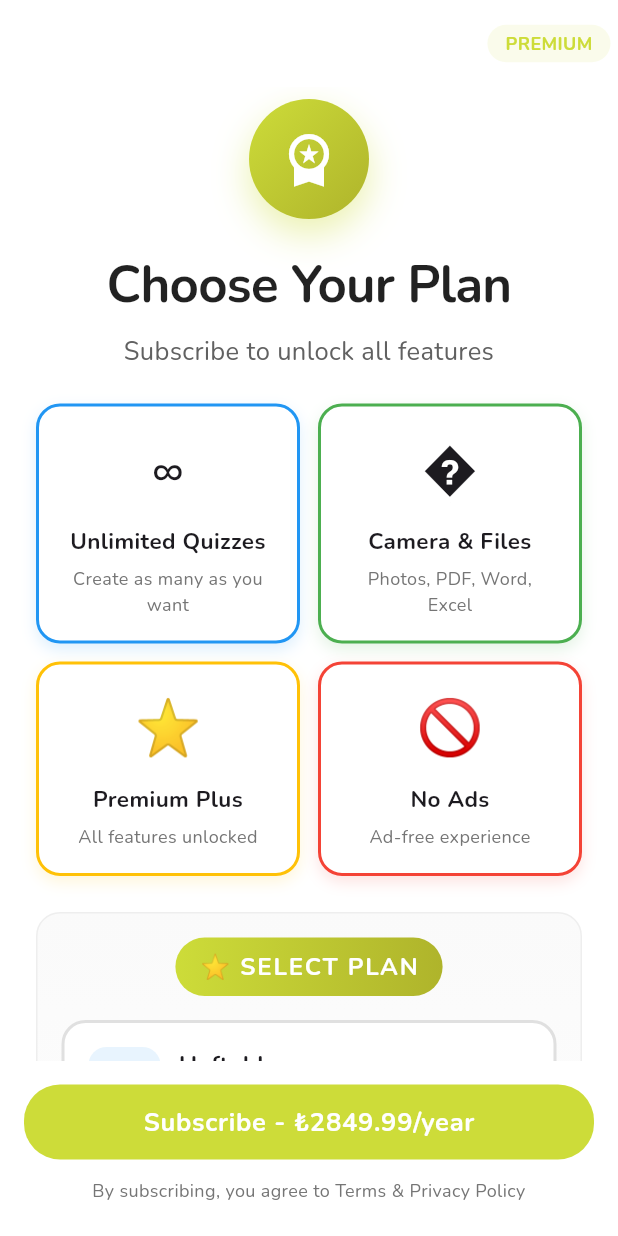
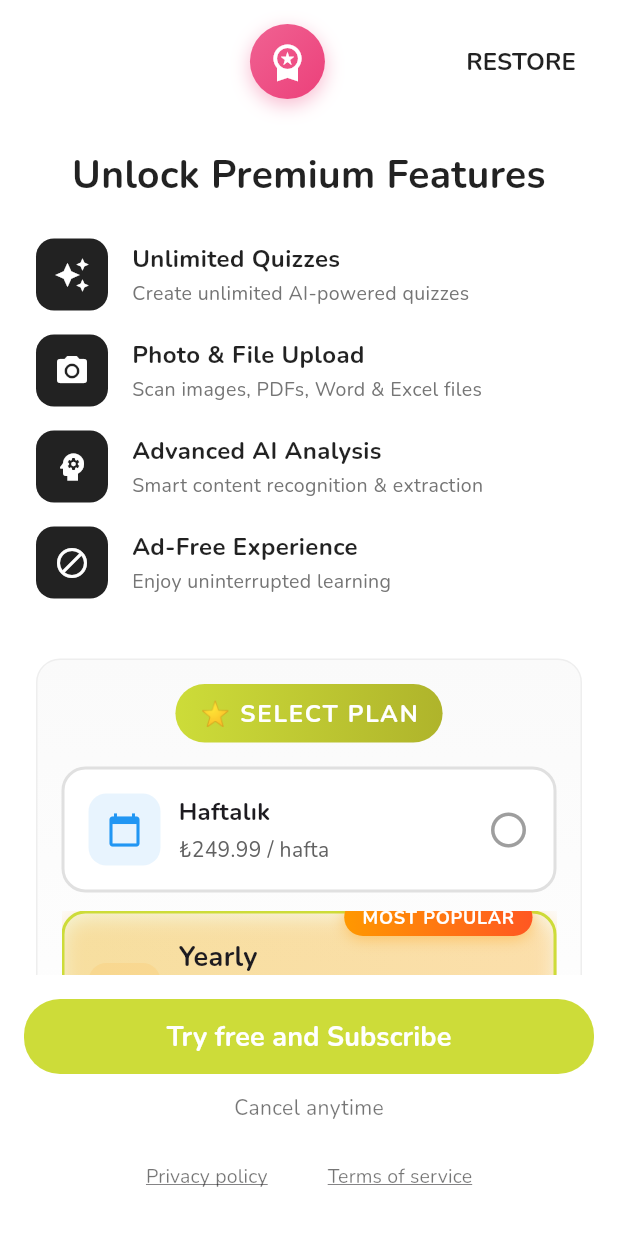
Before and after one commit to kardelenkeles/ui-quiz, a Flutter app: the PaywallScreen screen opened directly, on a phone screen of 412 x 824 dp. Run offline on Flutter 3.47's test engine with Material 3 defaults, Android fonts, the phone set to English and light mode, and no system bars; drawn by our look-alikes of keyboard_dismisser; our stand-ins replace cloud_firestore, device_info_plus, file_picker, firebase_auth, firebase_core, flashy_tab_bar2 and 6 more; missing offline and left inert: add_to_cart_animation, animated_button, flutter_pdf_text; accounts and stored records are empty; project files that could hold a hidden picture were left out.

Commit message:
feat: update onboarding screen text to English and enhance paywall UI

```diff
--- a/lib/screens/onboarding/onboarding_screen.dart
+++ b/lib/screens/onboarding/onboarding_screen.dart
@@ -49,7 +49,7 @@ class _OnboardingScreenState extends State<OnboardingScreen> {
               child: TextButton(
                 onPressed: () => _goToPaywall(),
                 child: Text(
-                  'Geç',
+                  'Skip',
                   style: TextStyle(color: Colors.grey[600], fontSize: 16),
                 ),
               ),
@@ -220,8 +220,8 @@ class _OnboardingScreenState extends State<OnboardingScreen> {
                   ),
                   child: Text(
                     _currentPage < _pages.length - 1
-                        ? 'Devam Et'
-                        : 'Başlayalım',
+                        ? 'Continue'
+                        : 'Get Started',
                     style: const TextStyle(
                       fontSize: 16,
                       fontWeight: FontWeight.w600,
--- a/lib/screens/onboarding/paywall_screen.dart
+++ b/lib/screens/onboarding/paywall_screen.dart
@@ -19,7 +19,7 @@ class _PaywallScreenState extends State<PaywallScreen> {
   final double _weeklyPrice = 249.99; // TRY
   final double _yearlyPrice = 2849.99; // TRY
 
-  final List<PremiumFeature> _features = [
+  /*final List<PremiumFeature> _features = [
     PremiumFeature(
       icon: Icons.auto_awesome,
       title: "Unlimited Quizzes",
@@ -48,7 +48,7 @@ class _PaywallScreenState extends State<PaywallScreen> {
       emoji: "🚫",
       color: Colors.red,
     ),
-  ];
+  ];*/
 
   @override
   void initState() {
@@ -72,20 +72,13 @@ class _PaywallScreenState extends State<PaywallScreen> {
           children: [
             // Header
             Padding(
-              padding: const EdgeInsets.all(5),
+              padding: const EdgeInsets.all(16),
               child: Row(
                 children: [
-                  AnimatedOpacity(
-                    opacity: _showCloseButton ? 1.0 : 0.0,
-                    duration: const Duration(milliseconds: 500),
-                    child: AnimatedScale(
-                      scale: _showCloseButton ? 1.0 : 0.0,
-                      duration: const Duration(milliseconds: 500),
-                      curve: Curves.easeOutBack,
-                      child: IconButton(
+                  // Back button
+                  TextButton(
                     onPressed: _showCloseButton
                         ? () {
-                                // Navigate to home tab instead of popping to avoid black screen
                             Navigator.pushReplacement(
                               context,
                               MaterialPageRoute(
@@ -95,31 +88,57 @@ class _PaywallScreenState extends State<PaywallScreen> {
                             );
                           }
                         : null,
-                        icon: Icon(
-                          Icons.close,
+                    child: Text(
+                      'BACK',
+                      style: TextStyle(
                         color: _showCloseButton
-                              ? const Color.fromARGB(255, 146, 115, 115)
+                            ? Colors.black87
                             : Colors.transparent,
-                        ),
+                        fontSize: 16,
+                        fontWeight: FontWeight.w600,
+                        fontFamily: 'Nunito',
                       ),
                     ),
                   ),
                   const Spacer(),
+                  // Icon in center
                   Container(
-                    padding: const EdgeInsets.symmetric(
-                      horizontal: 12,
-                      vertical: 4,
+                    width: 50,
+                    height: 50,
+                    decoration: BoxDecoration(
+                      gradient: LinearGradient(
+                        colors: [Colors.pink.shade300, Colors.pink.shade400],
+                        begin: Alignment.topLeft,
+                        end: Alignment.bottomRight,
                       ),
-                    decoration: BoxDecoration(
-                      color: Colors.lime.withOpacity(0.1),
-                      borderRadius: BorderRadius.circular(20),
+                      borderRadius: BorderRadius.circular(25),
+                      boxShadow: [
+                        BoxShadow(
+                          color: Colors.pink.withOpacity(0.3),
+                          blurRadius: 10,
+                          offset: const Offset(0, 4),
                         ),
+                      ],
+                    ),
+                    child: const Icon(
+                      Icons.workspace_premium,
+                      color: Colors.white,
+                      size: 28,
+                    ),
+                  ),
+                  const Spacer(),
+                  // Restore button
+                  TextButton(
+                    onPressed: () {
+                      // Restore purchases logic
+                    },
                     child: const Text(
-                      "PREMIUM",
+                      'RESTORE',
                       style: TextStyle(
-                        color: Colors.lime,
-                        fontSize: 12,
-                        fontWeight: FontWeight.bold,
+                        color: Colors.black87,
+                        fontSize: 16,
+                        fontWeight: FontWeight.w600,
+                        fontFamily: 'Nunito',
                       ),
                     ),
                   ),
@@ -134,58 +153,15 @@ class _PaywallScreenState extends State<PaywallScreen> {
                   child: Column(
                     mainAxisSize: MainAxisSize.max,
                     children: [
-                      const SizedBox(height: 8),
-
-                      // Premium icon
-                      Container(
-                        width: 80,
-                        height: 80,
-                        decoration: BoxDecoration(
-                          gradient: LinearGradient(
-                            colors: [Colors.lime, Colors.lime.shade700],
-                            begin: Alignment.topLeft,
-                            end: Alignment.bottomRight,
-                          ),
-                          borderRadius: BorderRadius.circular(40),
-                          boxShadow: [
-                            BoxShadow(
-                              color: Colors.lime.withOpacity(0.4),
-                              blurRadius: 20,
-                              offset: const Offset(0, 10),
-                            ),
-                          ],
-                        ),
-                        child: const Icon(
-                          Icons.workspace_premium,
-                          color: Colors.white,
-                          size: 40,
-                        ),
-                      ),
-
-                      const SizedBox(height: 20),
+                      const SizedBox(height: 16),
 
                       // Title
                       const Text(
-                        "Choose Your Plan",
+                        "Unlock Premium Features",
                         style: TextStyle(
-                          fontSize: 34,
+                          fontSize: 26,
                           fontWeight: FontWeight.bold,
                           color: Colors.black87,
-                          fontFamily: 'Nunito',
-                          letterSpacing: -0.5,
-                        ),
-                        textAlign: TextAlign.center,
-                      ),
-
-                      const SizedBox(height: 8),
-
-                      // Subtitle
-                      Text(
-                        "Subscribe to unlock all features",
-                        style: TextStyle(
-                          fontSize: 17,
-                          color: Colors.grey[700],
-                          height: 1.3,
                           fontFamily: 'Nunito',
                         ),
                         textAlign: TextAlign.center,
@@ -193,23 +169,26 @@ class _PaywallScreenState extends State<PaywallScreen> {
 
                       const SizedBox(height: 24),
 
-                      // Features list (compact 2-column)
-                      LayoutBuilder(
-                        builder: (context, constraints) {
-                          final itemWidth = (constraints.maxWidth - 12) / 2;
-                          return Wrap(
-                            spacing: 12,
-                            runSpacing: 12,
-                            children: _features
-                                .map(
-                                  (f) => SizedBox(
-                                    width: itemWidth,
-                                    child: _buildCompactFeatureItem(f),
+                      // Features list (with icons)
+                      _buildFeatureItem(
+                        Icons.auto_awesome,
+                        "Unlimited Quizzes",
+                        "Create unlimited AI-powered quizzes",
                       ),
-                                )
-                                .toList(),
-                          );
-                        },
+                      _buildFeatureItem(
+                        Icons.camera_alt,
+                        "Photo & File Upload",
+                        "Scan images, PDFs, Word & Excel files",
+                      ),
+                      _buildFeatureItem(
+                        Icons.psychology,
+                        "Advanced AI Analysis",
+                        "Smart content recognition & extraction",
+                      ),
+                      _buildFeatureItem(
+                        Icons.block,
+                        "Ad-Free Experience",
+                        "Enjoy uninterrupted learning",
                       ),
 
                       const SizedBox(height: 24),
@@ -560,21 +539,19 @@ class _PaywallScreenState extends State<PaywallScreen> {
                       ),
                       child: _isLoading
                           ? const SizedBox(
-                              width: 20,
-                              height: 20,
+                              width: 24,
+                              height: 24,
                               child: CircularProgressIndicator(
                                 color: Colors.white,
                                 strokeWidth: 2,
                               ),
                             )
-                          : Text(
-                              _selectedPlan == 'weekly'
-                                  ? "Subscribe - ₺${_weeklyPrice.toStringAsFixed(2)}/week"
-                                  : "Subscribe - ₺${_yearlyPrice.toStringAsFixed(2)}/year",
-                              style: const TextStyle(
-                                fontSize: 17,
+                          : const Text(
+                              "Try free and Subscribe",
+                              style: TextStyle(
+                                fontSize: 18,
                                 fontWeight: FontWeight.bold,
-                                letterSpacing: 0.5,
+                                fontFamily: 'Nunito',
                               ),
                             ),
                     ),
@@ -582,14 +559,52 @@ class _PaywallScreenState extends State<PaywallScreen> {
 
                   const SizedBox(height: 12),
 
-                  // Terms and conditions
-                  Text(
-                    "By subscribing, you agree to Terms & Privacy Policy",
-                    style: TextStyle(fontSize: 12, color: Colors.grey[600]),
-                    textAlign: TextAlign.center,
+                  const Text(
+                    "Cancel anytime",
+                    style: TextStyle(
+                      fontSize: 14,
+                      color: Colors.black54,
+                      fontFamily: 'Nunito',
+                    ),
                   ),
 
-                  const SizedBox(height: 6),
+                  const SizedBox(height: 12),
+
+                  // Footer links
+                  Row(
+                    mainAxisAlignment: MainAxisAlignment.center,
+                    children: [
+                      TextButton(
+                        onPressed: () {
+                          // Privacy policy
+                        },
+                        child: const Text(
+                          'Privacy policy',
+                          style: TextStyle(
+                            color: Colors.black54,
+                            fontSize: 13,
+                            fontFamily: 'Nunito',
+                            decoration: TextDecoration.underline,
+                          ),
+                        ),
+                      ),
+                      const SizedBox(width: 16),
+                      TextButton(
+                        onPressed: () {
+                          // Terms of service
+                        },
+                        child: const Text(
+                          'Terms of service',
+                          style: TextStyle(
+                            color: Colors.black54,
+                            fontSize: 13,
+                            fontFamily: 'Nunito',
+                            decoration: TextDecoration.underline,
+                          ),
+                        ),
+                      ),
+                    ],
+                  ),
                 ],
               ),
             ),
@@ -599,43 +614,45 @@ class _PaywallScreenState extends State<PaywallScreen> {
     );
   }
 
-  Widget _buildCompactFeatureItem(PremiumFeature feature) {
-    return Container(
-      padding: const EdgeInsets.all(16),
+  Widget _buildFeatureItem(IconData icon, String title, String description) {
+    return Padding(
+      padding: const EdgeInsets.only(bottom: 16),
+      child: Row(
+        children: [
+          Container(
+            width: 48,
+            height: 48,
             decoration: BoxDecoration(
-        color: Colors.white,
-        borderRadius: BorderRadius.circular(16),
-        border: Border.all(color: feature.color, width: 2),
-        boxShadow: [
-          BoxShadow(
-            color: feature.color.withOpacity(0.15),
-            blurRadius: 8,
-            offset: const Offset(0, 4),
+              color: Colors.black87,
+              borderRadius: BorderRadius.circular(12),
+            ),
+            child: Icon(icon, color: Colors.white, size: 24),
+          ),
+          const SizedBox(width: 16),
+          Expanded(
+            child: Column(
+              crossAxisAlignment: CrossAxisAlignment.start,
+              children: [
+                Text(
+                  title,
+                  style: const TextStyle(
+                    fontSize: 16,
+                    fontWeight: FontWeight.bold,
+                    color: Colors.black87,
+                    fontFamily: 'Nunito',
+                  ),
+                ),
+                const SizedBox(height: 2),
+                Text(
+                  description,
+                  style: TextStyle(
+                    fontSize: 13,
+                    color: Colors.grey[600],
+                    fontFamily: 'Nunito',
+                  ),
                 ),
               ],
             ),
-      child: Column(
-        children: [
-          Text(feature.emoji, style: const TextStyle(fontSize: 36)),
-          const SizedBox(height: 12),
-          Text(
-            feature.title,
-            style: const TextStyle(
-              fontSize: 15,
-              fontWeight: FontWeight.bold,
-              fontFamily: 'Nunito',
-            ),
-            textAlign: TextAlign.center,
-          ),
-          const SizedBox(height: 6),
-          Text(
-            feature.description,
-            style: TextStyle(
-              fontSize: 12,
-              color: Colors.grey[600],
-              fontFamily: 'Nunito',
-            ),
-            textAlign: TextAlign.center,
           ),
         ],
       ),
@@ -813,19 +830,3 @@ class _PaywallScreenState extends State<PaywallScreen> {
     }
   }
 }
-
-class PremiumFeature {
-  final IconData icon;
-  final String title;
-  final String description;
-  final String emoji;
-  final Color color;
-
-  PremiumFeature({
-    required this.icon,
-    required this.title,
-    required this.description,
-    required this.emoji,
-    required this.color,
-  });
-}
--- a/pubspec.yaml
+++ b/pubspec.yaml
@@ -103,6 +103,7 @@ flutter:
   assets:
     - asset/icon/
     - asset/animations/
+    - asset/gif/
 
 
     # JSON animasyon dosyalarını bu klasöre koyunuz
```
Lines whose indentation alone changed are shown as unchanged.
